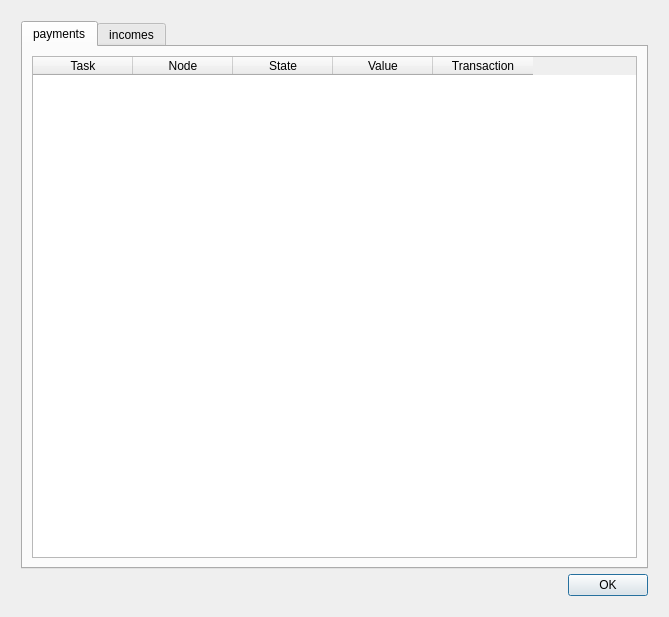
This is gnr/ui/payments_dialog.ui in golemfactory/clay as Qt 5 draws it before an edit. The edited form follows.
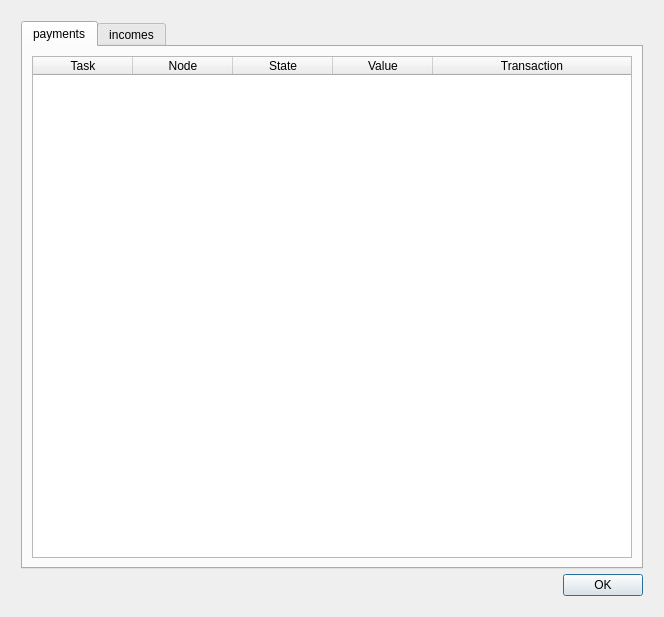
This is the edited form.

What changed in the file:
```diff
--- a/gnr/ui/payments_dialog.ui
+++ b/gnr/ui/payments_dialog.ui
@@ -6,7 +6,7 @@
    <rect>
     <x>0</x>
     <y>0</y>
-    <width>669</width>
+    <width>662</width>
     <height>611</height>
    </rect>
   </property>
@@ -43,7 +43,7 @@
         <attribute name="title">
          <string>payments</string>
         </attribute>
-        <layout class="QGridLayout" name="gridLayout_3">
+        <layout class="QGridLayout" name="gridLayout_3" columnstretch="0">
          <item row="0" column="0">
           <widget class="QTableWidget" name="paymentsTable">
            <property name="minimumSize">
@@ -61,6 +61,12 @@
            <property name="sortingEnabled">
             <bool>true</bool>
            </property>
+           <attribute name="horizontalHeaderCascadingSectionResizes">
+            <bool>true</bool>
+           </attribute>
+           <attribute name="horizontalHeaderStretchLastSection">
+            <bool>true</bool>
+           </attribute>
            <column>
             <property name="text">
              <string>Task</string>
```
Left out of the diff: 8 changed lines with no effect on the pictures.
